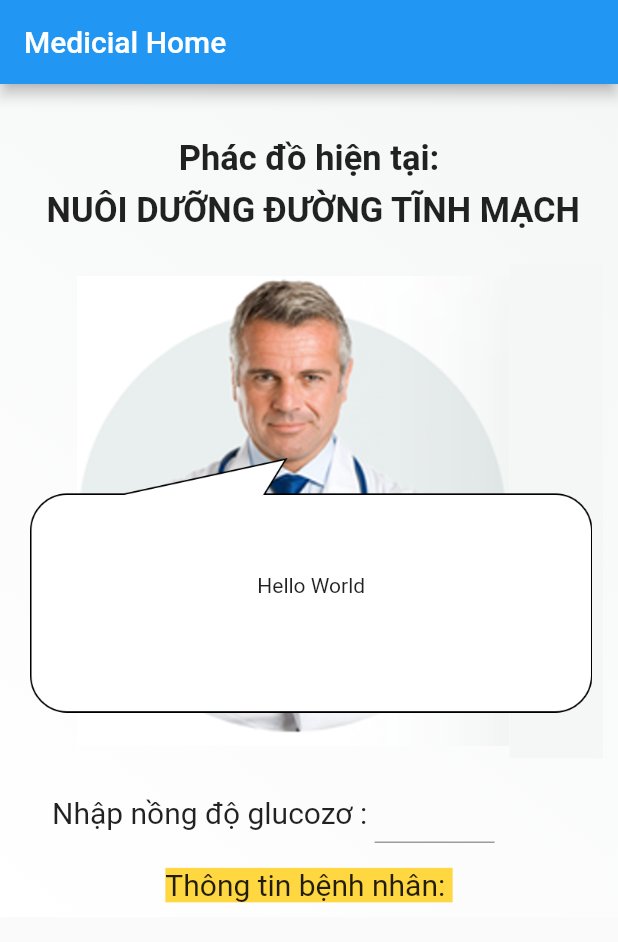
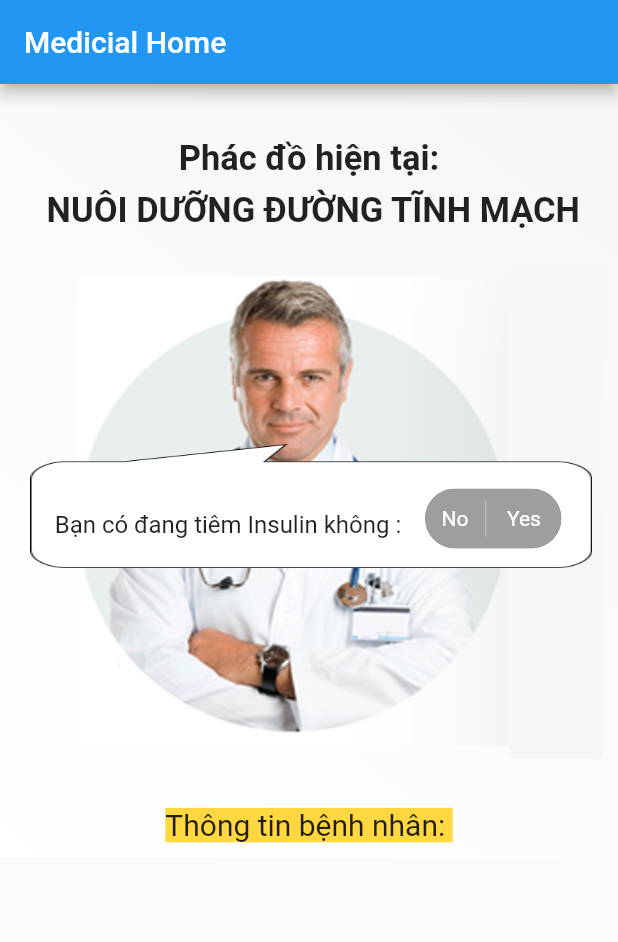
Before and after one commit to Dongdz2001/medical_app, a Flutter app: the screen it shows after launch, on a phone screen of 412 x 824 dp. Shown: the top 942 px of the screen. Run offline on Flutter 3.47's test engine with Material 2 defaults, Android fonts, the phone set to English and light mode, and no system bars; drawn by our look-alikes of toggle_switch.

Commit message:
dong add

```diff
--- a/lib/main.dart
+++ b/lib/main.dart
@@ -1,5 +1,3 @@
-import 'dart:ffi';
-
 import 'package:flutter/material.dart';
 import 'package:medical_app/medical_home_screen.dart';
 import 'package:medical_app/sizeDevide.dart';
--- /dev/null
+++ b/lib/medical_class.dart
@@ -0,0 +1,130 @@
+import 'package:medical_app/controller_time.dart';
+
+class Medical {
+  // nội dung chung cho cả 2 phương án đầu tiên
+  String glucose_infusion_6H12H22H = """
+-	 Truyền glucose 10% 500ml \n pha truyền 10UI Actrapid (1 chai, 100ml/h)
+"""; //  6h – 12h – 22h
+  get getGlucoseinfusion_6H12H22H => this.glucose_infusion_6H12H22H;
+  set setGlucoseinfusion_6H12H22H(String value) =>
+      this.glucose_infusion_6H12H22H = value;
+  void setInitialGlucoseinfusion_6H12H22H() =>
+      this.glucose_infusion_6H12H22H = """
+-	 Truyền glucose 10% 500ml \n pha truyền 10UI Actrapid (1 chai, 100ml/h)
+"""; //  6h – 12h – 22h
+
+// nội dung phương án cho tiêm Insulin
+  String yInsu22H = """
+- Tiêm dưới da insulin tác dụng chậm :
+    + Liều khởi đầu: 0.2 UI/kg/ngày
+    + Loại Insulin: Lantus
+""";
+  get getYInsu22H => this.yInsu22H;
+  void setYInsu22H(double value) => this.yInsu22H = """
+- Tiêm dưới da insulin tác dụng chậm :
+    + Liều khởi đầu: ${value} UI/kg/ngày
+    + Loại Insulin: Lantus
+""";
+
+// nội dung phương án bổ sung khi không đạt mục tiêu
+  String sloveFailedContext = "Tiêm dưới da 2UI";
+  get getSloveFailedContext => this.sloveFailedContext;
+  void setSloveFailedContext(int value) =>
+      this.sloveFailedContext = "Tiêm dưới da ${value}UI";
+
+// nội dung phương án cho không tiêm Insulin
+  String nInsulinAllTime = " Tạm ngừng các thuốc hạ đường máu ";
+
+// nội dung phương án cho không đạt mục tiêu ở phương án sử dụng trên
+  String upLatium = "Tăng liều lên 2UI";
+
+  // tên phác đồ
+  String namePD = "Phác đồ hiện tại: \n NUÔI DƯỠNG ĐƯỜNG TĨNH MẠCH ";
+  get getNamePD => this.namePD;
+  // set setNamePD(String namePD) => this.namePD = namePD;
+
+  // nội dung hiển thị
+  String _content_display = "Bạn có đang tiêm Insulin không :  ";
+  get getContentdisplay => this._content_display;
+  set setContentdisplay(String value) => this._content_display = value;
+
+  // thiết lập trạng thái ban đầu
+  bool _initialStateBool = false;
+  get getInitialStateBool => this._initialStateBool;
+  set setInitialStateBool(bool initialStateBool) =>
+      this._initialStateBool = initialStateBool;
+
+  // số lần sử dụng 1 phương án
+  int countUsedSolve = 0;
+  get getCountUsedSolve => this.countUsedSolve;
+  set setCountUsedSolve(int countUsedSolve) =>
+      this.countUsedSolve = countUsedSolve;
+
+  // Kiểm tra nồng độ Glucozo và in ra kết quả nếu failed
+  void set_Content_State_Check_Gluco_Failed(double gluco) {
+    if ((8.3 < gluco) && (gluco <= 11.1)) {
+      setSloveFailedContext(2);
+    } else if (gluco > 11.1) {
+      setSloveFailedContext(4);
+    } else {
+      setYInsu22H(0.2);
+      print("Có lỗi xảy ra, không xác định");
+    }
+  }
+
+  // kiểm tra hàm lượng glucozo có đạt mục tiêu hay không
+  bool getCheckGlucozo(double glu) => (glu >= 3.9 && glu <= 8.3) ? true : false;
+
+  // danh sách trạng thái tiêm đạt hay không (8 lần / ngày)
+  List<double> _listResultInjection = [-1, -1, -1, -1, -1, -1, -1, -1];
+  double getItemListResultInjection(int i) => this._listResultInjection[i];
+  void setItemListResultInjectionItem(int i, double value) =>
+      this._listResultInjection[i] = value;
+  bool getItemCheckFlag(int i) =>
+      getCheckGlucozo(getItemListResultInjection(i));
+  int getCountInject() {
+    for (var i = 0; i < 8; i++) {
+      if (this._listResultInjection[i] == -1) return i;
+    }
+    return 8;
+  }
+
+  // kiểm tra xem có đạt mục tiêu số lần đạt không
+  bool getCheckPassInjection() {
+    int count = 0;
+    for (var i = 0; i < getCountInject(); i++) {
+      !getItemCheckFlag(i) ? count++ : null;
+      if (count == 5) {
+        return false;
+      }
+    }
+    return true;
+  }
+
+  // Thiết lập trạng thái state ban đầu
+  void setStateInitial() {
+    this._content_display = "";
+    if (_initialStateBool) {
+      this._content_display = "${nInsulinAllTime} \n";
+    }
+    if (getCheckOpenCloseTimeStatus("6:31", "12:30")) {
+      this._content_display +=
+          "Trong khoảng 12h-12h30p trưa: \n ${glucose_infusion_6H12H22H} \n";
+      if (getCountUsedSolve == 1) {
+        this._content_display += getSloveFailedContext;
+      }
+    } else if (getCheckOpenCloseTimeStatus("12:31", "22:31")) {
+      this._content_display +=
+          "Trong khoảng 22h-22h30p đêm: \n ${glucose_infusion_6H12H22H} ${yInsu22H}";
+      if (getCountUsedSolve == 1) {
+        this._content_display += getSloveFailedContext;
+      }
+    } else {
+      this._content_display +=
+          "Trong khoảng 6h-6h30p sáng: \n ${glucose_infusion_6H12H22H} \n";
+      if (getCountUsedSolve == 1) {
+        this._content_display += getSloveFailedContext;
+      }
+    }
+  }
+}
--- a/lib/medical_home_screen.dart
+++ b/lib/medical_home_screen.dart
@@ -1,10 +1,23 @@
 import 'package:flutter/material.dart';
 import 'package:flutter/services.dart';
+import 'package:medical_app/controller_time.dart';
+import 'package:medical_app/medical_class.dart';
 import 'package:medical_app/sizeDevide.dart';
+import 'package:toggle_switch/toggle_switch.dart';
+// import "package:threading/threading.dart";
 
-class MedicalHomeScreen extends StatelessWidget {
+class MedicalHomeScreen extends StatefulWidget {
   const MedicalHomeScreen({Key? key}) : super(key: key);
 
+  @override
+  State<MedicalHomeScreen> createState() => _MedicalHomeScreenState();
+}
+
+class _MedicalHomeScreenState extends State<MedicalHomeScreen> {
+  bool _isVisibleGlucozo = false;
+  bool _isVisibleYesNoo = true;
+  int countInject = 0;
+  Medical medicalObject = Medical();
   @override
   Widget build(BuildContext context) {
     return Container(
@@ -14,8 +27,8 @@ class MedicalHomeScreen extends StatelessWidget {
         children: [
           Container(
             padding: EdgeInsets.only(bottom: 20, top: 20),
-            child: const Text(
-              'Phác đồ hiện tại: \n NUÔI DƯỠNG ĐƯỜNG TĨNH MẠCH ',
+            child: Text(
+              '${medicalObject.getNamePD}',
               style: TextStyle(
                   fontSize: 23, fontWeight: FontWeight.bold, height: 1.5),
               textAlign: TextAlign.center,
@@ -42,27 +55,104 @@ class MedicalHomeScreen extends StatelessWidget {
                   ),
                 ),
                 Positioned(
-                  bottom: heightDevideMethod(0.015),
+                  top: 120,
                   left: 10,
                   child: Container(
+                    alignment: Alignment.topCenter,
                     width: widthDevideMethod(0.91),
-                    height: heightDevideMethod(0.25),
+                    padding: EdgeInsets.symmetric(vertical: 5),
                     decoration: BoxDecoration(
                       image: DecorationImage(
                         image: AssetImage("assets/bbchat1.png"),
-                        fit: BoxFit.fitWidth,
+                        fit: BoxFit.fill,
                       ),
                     ),
-                    child: Container(
+                    child: Column(
+                      mainAxisAlignment: MainAxisAlignment.center,
+                      children: [
+                        SizedBox(height: heightDevideMethod(0.03)),
+
+                        //  Bạn có đang tiêm Insulin không ?
+                        Row(
+                          children: [
+                            Container(
+                              width: widthDevideMethod(0.04),
+                            ),
+                            Text(
+                              '${medicalObject.getContentdisplay}  ',
+                              style: TextStyle(fontSize: 16),
+                              textAlign: TextAlign.left,
+                            ),
+                            Container(
+                              padding: EdgeInsets.only(bottom: 8),
                               alignment: Alignment.center,
-                        child: const Text(
-                            'Hello World')) /* add child content here */,
+                              child: Visibility(
+                                visible: _isVisibleYesNoo,
+                                child: ToggleSwitch(
+                                  customWidths: [40.0, 50.0],
+                                  customHeights: [20, 20],
+                                  initialLabelIndex: 2,
+                                  cornerRadius: 20.0,
+                                  activeFgColor: Colors.white,
+                                  inactiveBgColor: Colors.grey,
+                                  inactiveFgColor: Colors.white,
+                                  totalSwitches: 2,
+                                  fontSize: 14,
+                                  labels: ['No', 'Yes'],
+                                  //Icons.backspace_rounded, Icons.add_task_rounded
+                                  // icons: [
+                                  //   Icons.backspace_rounded,
+                                  //   Icons.add_task_rounded
+                                  // ],
+                                  activeBgColors: [
+                                    [Colors.pink],
+                                    [Colors.green]
+                                  ],
+                                  onToggle: (index) async {
+                                    // DateTime now = DateTime.now();
+                                    // print("${now.hour} : ${now.minute}");
+
+                                    // bool flag = getCheckOpenCloseTimeStatus(
+                                    //     "1:31", "11:30");
+                                    // print('switched to: $index');
+                                    // print("check: ${flag}");
+                                    _isVisibleGlucozo = !_isVisibleGlucozo;
+                                    await Future.delayed(
+                                        const Duration(milliseconds: 500), () {
+                                      setState(() {
+                                        _isVisibleYesNoo = false;
+                                        medicalObject.setInitialStateBool =
+                                            index == 0 ? true : false;
+                                        medicalObject.setStateInitial();
+                                        // var thread = new Thread(() async {
+                                        //   while (true) {
+                                        //     await Future.delayed(
+                                        //         const Duration(
+                                        //             milliseconds: 100), () {
+                                        //       setState(() {
+                                        //         medicalObject.setStateInitial();
+                                        //       });
+                                        //     });
+                                        //   }
+                                        // });
+                                      });
+                                    });
+                                  },
+                                ),
+                              ),
+                            ),
+                          ],
+                        ),
+                      ],
+                    ),
                   ),
                 ),
               ],
             ),
           ),
-          Row(
+          Visibility(
+            visible: _isVisibleGlucozo,
+            child: Row(
               children: [
                 SizedBox(width: widthDevideMethod(0.06)),
                 const Text(
@@ -76,7 +166,8 @@ class MedicalHomeScreen extends StatelessWidget {
                     maxLength: 5,
                     enableSuggestions: false,
                     autocorrect: false,
-                  keyboardType: TextInputType.numberWithOptions(decimal: true),
+                    keyboardType:
+                        TextInputType.numberWithOptions(decimal: true),
                     inputFormatters: [
                       FilteringTextInputFormatter.allow(RegExp('[0-9.]')),
                     ],
@@ -87,6 +178,7 @@ class MedicalHomeScreen extends StatelessWidget {
                   ),
                 )
               ],
+            ),
           ),
           SizedBox(height: heightDevideMethod(0.02)),
           Container(
--- a/pubspec.yaml
+++ b/pubspec.yaml
@@ -34,6 +34,7 @@ dependencies:
   # The following adds the Cupertino Icons font to your application.
   # Use with the CupertinoIcons class for iOS style icons.
   cupertino_icons: ^1.0.2
+  toggle_switch: ^2.0.1
 
 dev_dependencies:
   flutter_test:
```
Also changed, not shown: lib/controller_time.dart (added, +27 -0 lines), pubspec.lock. Lines whose indentation alone changed are shown as unchanged.
